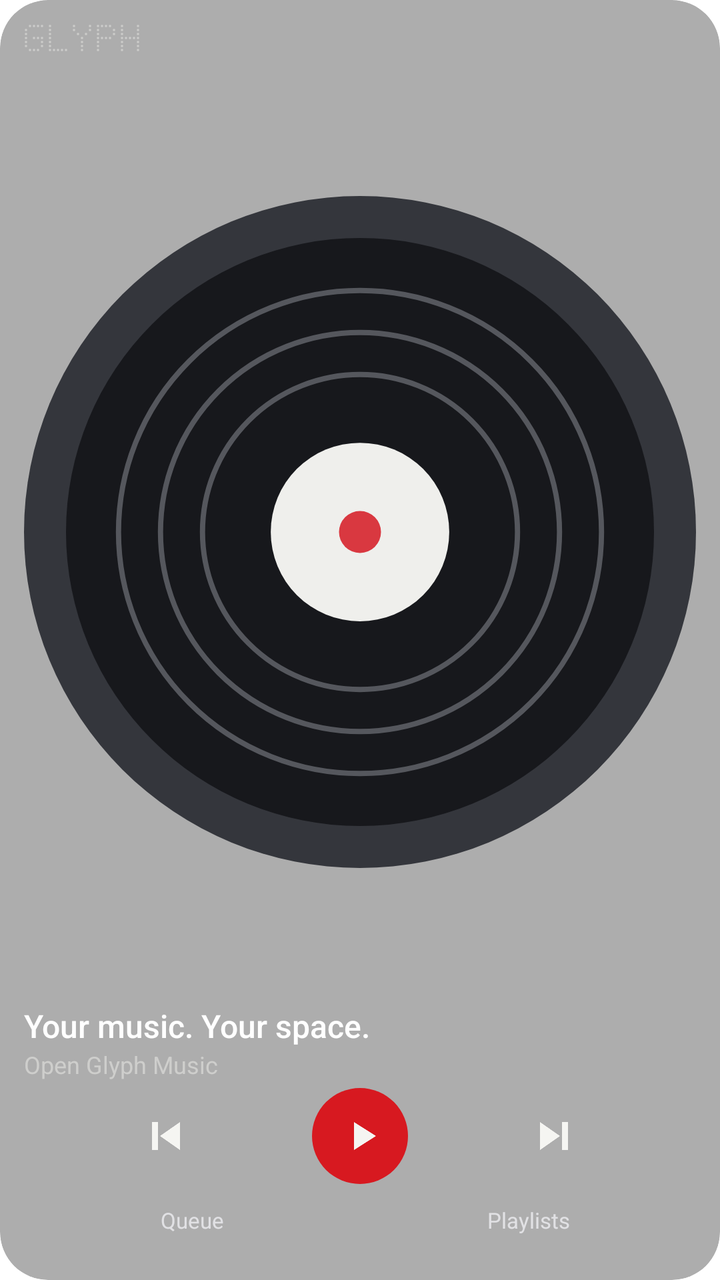
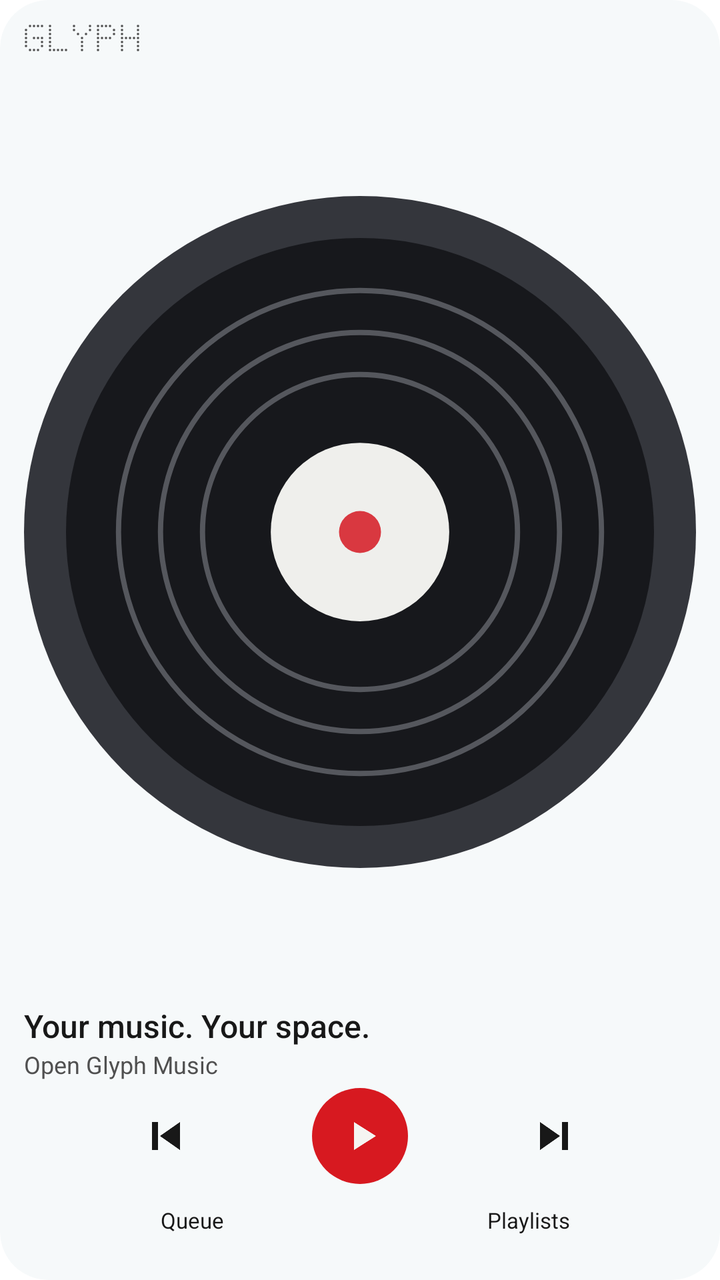

An Android layout rendered at two revisions. The XML below is the earlier revision; the diff shows what the commit changed to produce the second picture.
<!-- AndroidManifest.xml: fallback theme Theme.MaterialComponents.DayNight.NoActionBar -->
<!-- res/layout/glyph_tall.xml -->
<FrameLayout xmlns:android="http://schemas.android.com/apk/res/android" android:id="@+id/widget_root" android:layout_width="match_parent" android:layout_height="match_parent" android:background="@drawable/widget_background" android:clipToOutline="true"><ImageView android:id="@+id/widget_surface" android:layout_width="match_parent" android:layout_height="match_parent" android:scaleType="fitXY" android:importantForAccessibility="no" /><LinearLayout android:layout_width="match_parent" android:layout_height="match_parent" android:orientation="vertical" android:padding="12dp"><ImageView android:layout_width="60dp" android:layout_height="14dp" android:layout_marginBottom="4dp" android:src="@drawable/widget_brand" android:contentDescription="Glyph Music" /><ImageView android:id="@+id/widget_record" android:layout_width="match_parent" android:layout_height="0dp" android:layout_weight="1" android:layout_marginVertical="8dp" android:src="@drawable/widget_album_placeholder" android:scaleType="fitCenter" android:contentDescription="Album artwork" /><TextView android:id="@+id/track_title" android:layout_width="match_parent" android:layout_height="22dp" android:text="Your music. Your space." android:textColor="#FFFFFF" android:textSize="16sp" android:fontFamily="sans-serif-medium" android:maxLines="1" android:ellipsize="end" /><TextView android:id="@+id/track_artist" android:layout_width="match_parent" android:layout_height="20dp" android:text="Open Glyph Music" android:textColor="#CECECC" android:textSize="12sp" android:maxLines="1" android:ellipsize="end" /><LinearLayout android:layout_width="match_parent" android:layout_height="48dp" android:gravity="center_vertical" android:orientation="horizontal">
    <ImageButton android:id="@+id/previous_track" android:layout_width="0dp" android:layout_weight="1" android:layout_height="48dp" android:padding="4dp" android:background="@android:color/transparent" android:src="@drawable/widget_previous" android:contentDescription="Previous track" />
    <ImageButton android:id="@+id/play_pause" android:layout_width="48dp" android:layout_height="48dp" android:padding="12dp" android:background="@drawable/widget_play_background" android:src="@drawable/widget_play" android:contentDescription="Play" />
    <ImageButton android:id="@+id/next_track" android:layout_width="0dp" android:layout_weight="1" android:layout_height="48dp" android:padding="4dp" android:background="@android:color/transparent" android:src="@drawable/widget_next" android:contentDescription="Next track" />
</LinearLayout><LinearLayout android:id="@+id/widget_shortcuts" android:layout_width="match_parent" android:layout_height="36dp" android:orientation="horizontal">
    <TextView android:id="@+id/queue_shortcut" android:layout_width="0dp" android:layout_weight="1" android:layout_height="match_parent" android:gravity="center" android:text="Queue" android:textSize="11sp" android:textColor="#E1E1E4" />
    <TextView android:id="@+id/playlists_shortcut" android:layout_width="0dp" android:layout_weight="1" android:layout_height="match_parent" android:gravity="center" android:text="Playlists" android:textSize="11sp" android:textColor="#E1E1E4" />
</LinearLayout></LinearLayout></FrameLayout>
<!-- resources referenced by this layout -->
<resources>
  <!-- drawable widget_album_placeholder (drawable) -->
  <vector xmlns:android="http://schemas.android.com/apk/res/android" android:width="128dp" android:height="128dp" android:viewportWidth="128" android:viewportHeight="128">
      <path android:fillColor="#34363C" android:pathData="M64,0a64,64 0,1 0,0 128a64,64 0,1 0,0 -128" />
      <path android:fillColor="#17181C" android:pathData="M64,8a56,56 0,1 0,0 112a56,56 0,1 0,0 -112" />
      <path android:strokeColor="#55575D" android:strokeWidth="1" android:fillColor="#00000000" android:pathData="M64,18a46,46 0,1 0,0 92a46,46 0,1 0,0 -92M64,26a38,38 0,1 0,0 76a38,38 0,1 0,0 -76M64,34a30,30 0,1 0,0 60a30,30 0,1 0,0 -60" />
      <path android:fillColor="#EFEFEC" android:pathData="M64,47a17,17 0,1 0,0 34a17,17 0,1 0,0 -34" />
      <path android:fillColor="#D93840" android:pathData="M64,60a4,4 0,1 0,0 8a4,4 0,1 0,0 -8" />
  </vector>
  <!-- drawable widget_background (drawable) -->
  <shape xmlns:android="http://schemas.android.com/apk/res/android">
      <solid android:color="#58131313" />
      <corners android:radius="24dp" />
  </shape>
  <!-- drawable widget_brand: vector/xml drawable (drawable, 4222 chars, omitted) -->
  <!-- drawable widget_next (drawable) -->
  <vector xmlns:android="http://schemas.android.com/apk/res/android" android:width="24dp" android:height="24dp" android:viewportWidth="24" android:viewportHeight="24"><path android:fillColor="#F5F5F2" android:pathData="M6,5L16,12L6,19ZM17,5H20V19H17Z" /></vector>
  <!-- drawable widget_play (drawable) -->
  <vector xmlns:android="http://schemas.android.com/apk/res/android" android:width="24dp" android:height="24dp" android:viewportWidth="24" android:viewportHeight="24"><path android:fillColor="#F5F5F2" android:pathData="M9,5L20,12L9,19Z" /></vector>
  <!-- drawable widget_play_background (drawable) -->
  <shape xmlns:android="http://schemas.android.com/apk/res/android" android:shape="oval">
      <solid android:color="#D71920" />
  </shape>
  <!-- drawable widget_previous (drawable) -->
  <vector xmlns:android="http://schemas.android.com/apk/res/android" android:width="24dp" android:height="24dp" android:viewportWidth="24" android:viewportHeight="24"><path android:fillColor="#F5F5F2" android:pathData="M18,5L8,12L18,19ZM4,5H7V19H4Z" /></vector>
</resources>

<!-- the commit's change to res/layout/glyph_tall.xml (unified diff, before → after) -->
@@ -1,8 +1,8 @@
-<FrameLayout xmlns:android="http://schemas.android.com/apk/res/android" android:id="@+id/widget_root" android:layout_width="match_parent" android:layout_height="match_parent" android:background="@drawable/widget_background" android:clipToOutline="true"><ImageView android:id="@+id/widget_surface" android:layout_width="match_parent" android:layout_height="match_parent" android:scaleType="fitXY" android:importantForAccessibility="no" /><LinearLayout android:layout_width="match_parent" android:layout_height="match_parent" android:orientation="vertical" android:padding="12dp"><ImageView android:layout_width="60dp" android:layout_height="14dp" android:layout_marginBottom="4dp" android:src="@drawable/widget_brand" android:contentDescription="Glyph Music" /><ImageView android:id="@+id/widget_record" android:layout_width="match_parent" android:layout_height="0dp" android:layout_weight="1" android:layout_marginVertical="8dp" android:src="@drawable/widget_album_placeholder" android:scaleType="fitCenter" android:contentDescription="Album artwork" /><TextView android:id="@+id/track_title" android:layout_width="match_parent" android:layout_height="22dp" android:text="Your music. Your space." android:textColor="#FFFFFF" android:textSize="16sp" android:fontFamily="sans-serif-medium" android:maxLines="1" android:ellipsize="end" /><TextView android:id="@+id/track_artist" android:layout_width="match_parent" android:layout_height="20dp" android:text="Open Glyph Music" android:textColor="#CECECC" android:textSize="12sp" android:maxLines="1" android:ellipsize="end" /><LinearLayout android:layout_width="match_parent" android:layout_height="48dp" android:gravity="center_vertical" android:orientation="horizontal">
+<FrameLayout xmlns:android="http://schemas.android.com/apk/res/android" android:id="@+id/widget_root" android:forceDarkAllowed="false" android:layout_width="match_parent" android:layout_height="match_parent" android:background="@drawable/widget_background" android:clipToOutline="true"><ImageView android:id="@+id/widget_surface" android:layout_width="match_parent" android:layout_height="match_parent" android:scaleType="fitXY" android:importantForAccessibility="no" /><LinearLayout android:layout_width="match_parent" android:layout_height="match_parent" android:orientation="vertical" android:padding="12dp"><ImageView android:id="@+id/widget_brand" android:layout_width="60dp" android:layout_height="14dp" android:layout_marginBottom="4dp" android:src="@drawable/widget_brand" android:contentDescription="Glyph Music" /><ImageView android:id="@+id/widget_record" android:layout_width="match_parent" android:layout_height="0dp" android:layout_weight="1" android:layout_marginVertical="8dp" android:src="@drawable/widget_album_placeholder" android:scaleType="fitCenter" android:contentDescription="Album artwork" /><TextView android:id="@+id/track_title" android:layout_width="match_parent" android:layout_height="22dp" android:text="Your music. Your space." android:textColor="@color/widget_primary" android:textSize="16sp" android:fontFamily="sans-serif-medium" android:maxLines="1" android:ellipsize="end" /><TextView android:id="@+id/track_artist" android:layout_width="match_parent" android:layout_height="20dp" android:text="Open Glyph Music" android:textColor="@color/widget_secondary" android:textSize="12sp" android:maxLines="1" android:ellipsize="end" /><LinearLayout android:layout_width="match_parent" android:layout_height="48dp" android:gravity="center_vertical" android:orientation="horizontal">
     <ImageButton android:id="@+id/previous_track" android:layout_width="0dp" android:layout_weight="1" android:layout_height="48dp" android:padding="4dp" android:background="@android:color/transparent" android:src="@drawable/widget_previous" android:contentDescription="Previous track" />
     <ImageButton android:id="@+id/play_pause" android:layout_width="48dp" android:layout_height="48dp" android:padding="12dp" android:background="@drawable/widget_play_background" android:src="@drawable/widget_play" android:contentDescription="Play" />
     <ImageButton android:id="@+id/next_track" android:layout_width="0dp" android:layout_weight="1" android:layout_height="48dp" android:padding="4dp" android:background="@android:color/transparent" android:src="@drawable/widget_next" android:contentDescription="Next track" />
 </LinearLayout><LinearLayout android:id="@+id/widget_shortcuts" android:layout_width="match_parent" android:layout_height="36dp" android:orientation="horizontal">
-    <TextView android:id="@+id/queue_shortcut" android:layout_width="0dp" android:layout_weight="1" android:layout_height="match_parent" android:gravity="center" android:text="Queue" android:textSize="11sp" android:textColor="#E1E1E4" />
-    <TextView android:id="@+id/playlists_shortcut" android:layout_width="0dp" android:layout_weight="1" android:layout_height="match_parent" android:gravity="center" android:text="Playlists" android:textSize="11sp" android:textColor="#E1E1E4" />
+    <TextView android:id="@+id/queue_shortcut" android:layout_width="0dp" android:layout_weight="1" android:layout_height="match_parent" android:gravity="center" android:text="Queue" android:textSize="11sp" android:textColor="@color/widget_primary" />
+    <TextView android:id="@+id/playlists_shortcut" android:layout_width="0dp" android:layout_weight="1" android:layout_height="match_parent" android:gravity="center" android:text="Playlists" android:textSize="11sp" android:textColor="@color/widget_primary" />
 </LinearLayout></LinearLayout></FrameLayout>
<!-- resource entries referenced after the edit -->
@@ -1,5 +1,7 @@
 <!-- resources referenced by this layout -->
 <resources>
+  <color name="widget_primary">#181818</color>
+  <color name="widget_secondary">#505050</color>
   <!-- drawable widget_album_placeholder (drawable) -->
   <vector xmlns:android="http://schemas.android.com/apk/res/android" android:width="128dp" android:height="128dp" android:viewportWidth="128" android:viewportHeight="128">
       <path android:fillColor="#34363C" android:pathData="M64,0a64,64 0,1 0,0 128a64,64 0,1 0,0 -128" />
@@ -10,12 +12,12 @@
   </vector>
   <!-- drawable widget_background (drawable) -->
   <shape xmlns:android="http://schemas.android.com/apk/res/android">
-      <solid android:color="#58131313" />
+      <solid android:color="@color/widget_surface" />
       <corners android:radius="24dp" />
   </shape>
-  <!-- drawable widget_brand: vector/xml drawable (drawable, 4222 chars, omitted) -->
+  <!-- drawable widget_brand: vector/xml drawable (drawable, 4238 chars, omitted) -->
   <!-- drawable widget_next (drawable) -->
-  <vector xmlns:android="http://schemas.android.com/apk/res/android" android:width="24dp" android:height="24dp" android:viewportWidth="24" android:viewportHeight="24"><path android:fillColor="#F5F5F2" android:pathData="M6,5L16,12L6,19ZM17,5H20V19H17Z" /></vector>
+  <vector xmlns:android="http://schemas.android.com/apk/res/android" android:width="24dp" android:height="24dp" android:viewportWidth="24" android:viewportHeight="24"><path android:fillColor="@color/widget_primary" android:pathData="M6,5L16,12L6,19ZM17,5H20V19H17Z" /></vector>
   <!-- drawable widget_play (drawable) -->
   <vector xmlns:android="http://schemas.android.com/apk/res/android" android:width="24dp" android:height="24dp" android:viewportWidth="24" android:viewportHeight="24"><path android:fillColor="#F5F5F2" android:pathData="M9,5L20,12L9,19Z" /></vector>
   <!-- drawable widget_play_background (drawable) -->
@@ -23,6 +25,7 @@
       <solid android:color="#D71920" />
   </shape>
   <!-- drawable widget_previous (drawable) -->
-  <vector xmlns:android="http://schemas.android.com/apk/res/android" android:width="24dp" android:height="24dp" android:viewportWidth="24" android:viewportHeight="24"><path android:fillColor="#F5F5F2" android:pathData="M18,5L8,12L18,19ZM4,5H7V19H4Z" /></vector>
+  <vector xmlns:android="http://schemas.android.com/apk/res/android" android:width="24dp" android:height="24dp" android:viewportWidth="24" android:viewportHeight="24"><path android:fillColor="@color/widget_primary" android:pathData="M18,5L8,12L18,19ZM4,5H7V19H4Z" /></vector>
+  <color name="widget_surface">#66E8F0F2</color>
 </resources>
 
